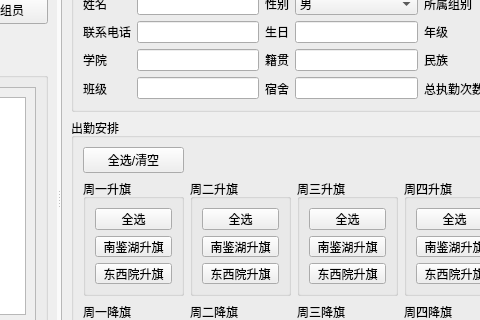
FY-ming/WHUT-workSystem-window-version, file systemwindow.ui: the form before one commit; both pictures show x 187 to 667 and y 99 to 419 of the 850 by 570 pixel window.
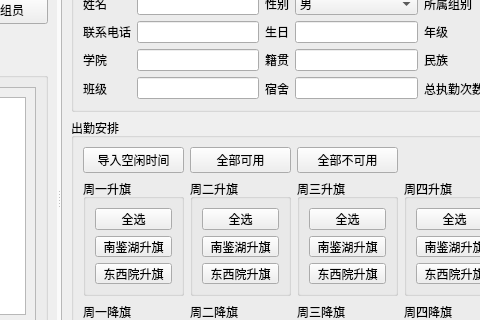
The form after the commit. The open tabs and pages were chosen to show the change. Icons and pictures are not drawn.

Commit message:
添加一键导入队员执勤时间功能-在表格管理与队员管理中添加对应功能按钮
优化部分队员管理功能按钮操作体验（全选与取消全选）

```diff
--- a/systemwindow.ui
+++ b/systemwindow.ui
@@ -1310,7 +1310,30 @@
                       <item row="0" column="0">
                        <widget class="QPushButton" name="isWork_pushButton">
                         <property name="text">
-                         <string>全选/清空</string>
+                         <string>导入空闲时间</string>
+                        </property>
+                        <property name="checkable">
+                         <bool>false</bool>
+                        </property>
+                       </widget>
+                      </item>
+                      <item row="0" column="1">
+                       <widget class="QPushButton" name="setAllAvailable_pushButton">
+                        <property name="text">
+                         <string>全部可用</string>
+                        </property>
+                        <property name="checkable">
+                         <bool>false</bool>
+                        </property>
+                       </widget>
+                      </item>
+                      <item row="0" column="2">
+                       <widget class="QPushButton" name="setAllUnavailable_pushButton">
+                        <property name="text">
+                         <string>全部不可用</string>
+                        </property>
+                        <property name="checkable">
+                         <bool>false</bool>
                         </property>
                        </widget>
                       </item>
```
Left out of the diff: 20 changed lines with no effect on the pictures. The commit also changes 2 other files.
